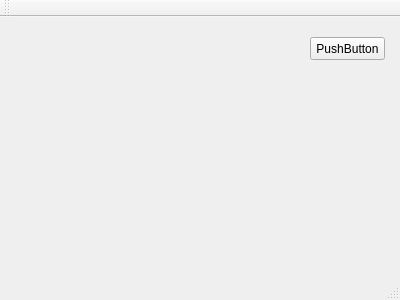
This is SourceCodes/BirdsWatchingApp/hmi/ui/mainwindow.ui in maiwst/BirdsWatching as Qt 5 draws it before an edit. The edited form follows.
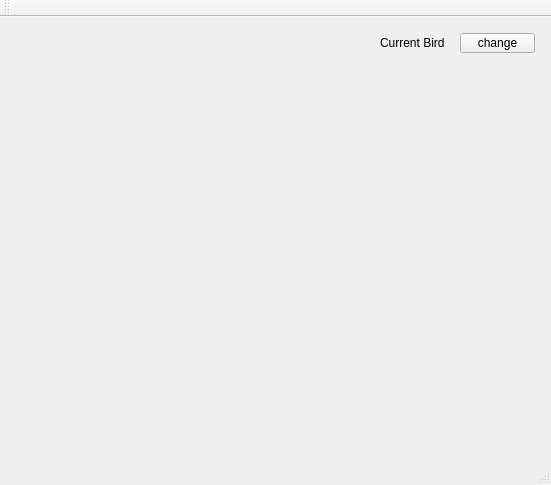
This is the edited form.

The edit to the form file:
```diff
--- a/SourceCodes/BirdsWatchingApp/hmi/ui/mainwindow.ui
+++ b/SourceCodes/BirdsWatchingApp/hmi/ui/mainwindow.ui
@@ -6,8 +6,8 @@
    <rect>
     <x>0</x>
     <y>0</y>
-    <width>400</width>
-    <height>300</height>
+    <width>551</width>
+    <height>485</height>
    </rect>
   </property>
   <property name="windowTitle">
@@ -17,14 +17,40 @@
    <widget class="QPushButton" name="pushButton">
     <property name="geometry">
      <rect>
-      <x>310</x>
-      <y>20</y>
+      <x>460</x>
+      <y>16</y>
       <width>75</width>
-      <height>23</height>
+      <height>20</height>
      </rect>
     </property>
     <property name="text">
-     <string>PushButton</string>
+     <string>change</string>
+    </property>
+   </widget>
+   <widget class="QLabel" name="label">
+    <property name="geometry">
+     <rect>
+      <x>380</x>
+      <y>10</y>
+      <width>71</width>
+      <height>31</height>
+     </rect>
+    </property>
+    <property name="text">
+     <string>Current Bird</string>
+    </property>
+   </widget>
+   <widget class="QLabel" name="lbl_currentBird">
+    <property name="geometry">
+     <rect>
+      <x>390</x>
+      <y>50</y>
+      <width>131</width>
+      <height>21</height>
+     </rect>
+    </property>
+    <property name="text">
+     <string/>
     </property>
    </widget>
   </widget>
```
Left out of the diff: 4 changed lines with no effect on the pictures.
